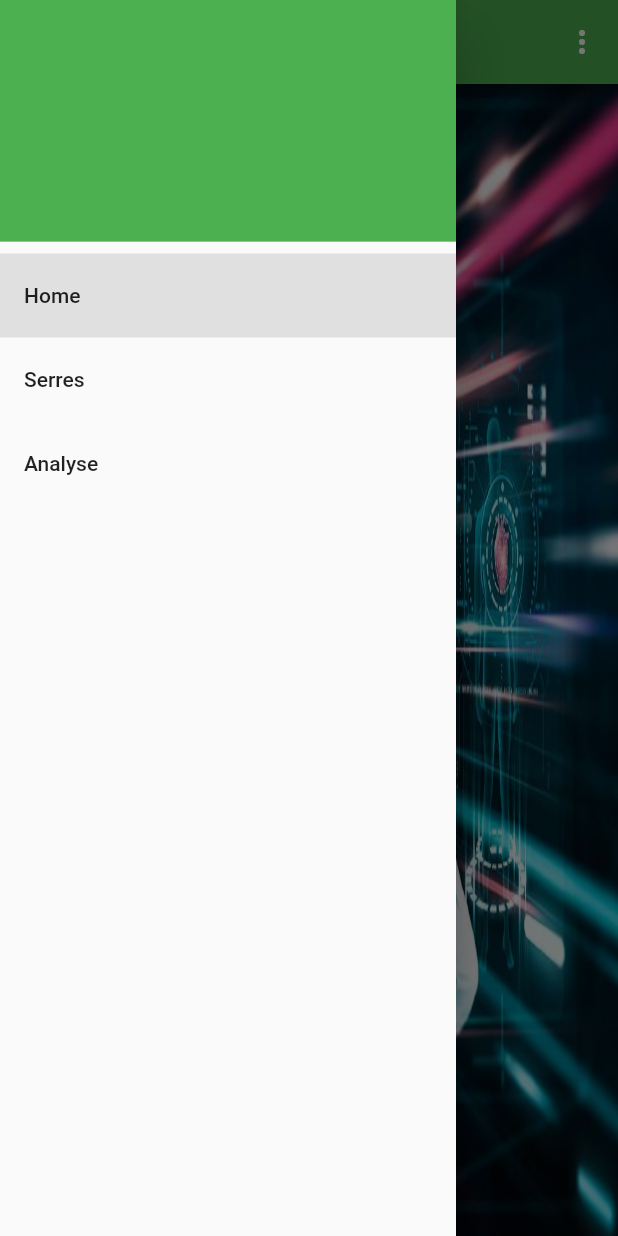
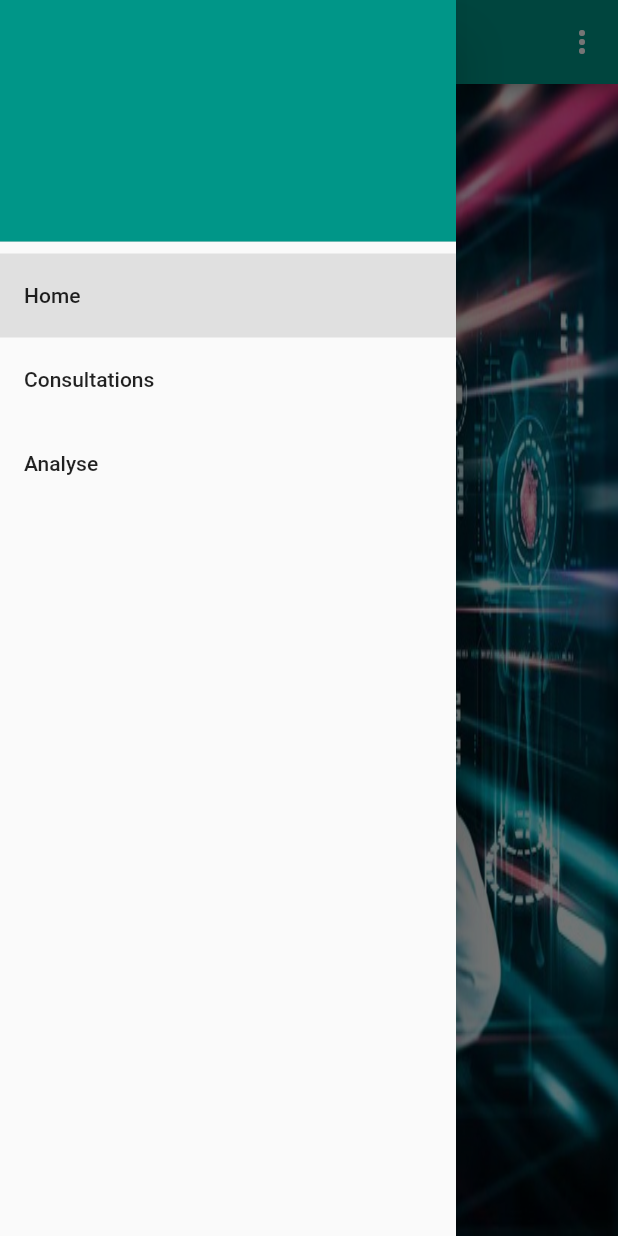
Before and after one commit to amirazribi/Agro, a Flutter app: the HomeView screen opened by its route, with the side drawer open, on a phone screen of 412 x 824 dp. Run offline on Flutter 3.47's test engine with Material 2 defaults, Android fonts, the phone set to English and light mode, and no system bars; drawn by our look-alikes of carousel_slider; our stand-ins replace cloud_firestore, cross_file, firebase_auth, firebase_core, flutter_form_builder, get and 1 more; missing offline and left inert: duration_picker, flutter_tflite, form_builder_image_picker, web3dart; accounts and stored records are empty; project files that could hold a hidden picture were left out.

Commit message:
Mise à jour des images et du code de consultation

```diff
--- a/lib/main.dart
+++ b/lib/main.dart
@@ -38,7 +38,7 @@ class MyApp extends StatelessWidget {
         ],
         initialRoute: "/",
         theme: ThemeData(
-          colorScheme: ColorScheme.light(primary: Colors.green),
+          colorScheme: ColorScheme.light(primary: Colors.teal),
         ),
         getPages: Pages.routes,
       ),
--- a/lib/ui/doctor/Consultation/add/add_consultation_view.dart
+++ b/lib/ui/doctor/Consultation/add/add_consultation_view.dart
@@ -36,14 +36,14 @@ class AddConsultationView extends StatelessWidget {
                           val; // Print the text value write into TextField
                     },
                     decoration: const InputDecoration(
-                      labelText: 'Nom patient',
+                      labelText: 'Nom et prénom patient',
                     ),
                   ),
                   verticalSpaceMedium,
                   FormBuilderDropdown<String>(
                     name: 'nature',
                     decoration: const InputDecoration(
-                      labelText: 'Nature maladie',
+                      labelText: 'Nature de maladie',
                     ),
                     onChanged: (val) {
                       controller.selectedNature.value = val;
--- a/lib/ui/doctor/analyse/analyse_view.dart
+++ b/lib/ui/doctor/analyse/analyse_view.dart
@@ -58,8 +58,8 @@ class AnalyseView extends StatelessWidget {
                     crossAxisAlignment: CrossAxisAlignment.start,
                     children: [
                       Text(
-                        "Rapprochez le plus possible la caméra de votre téléphone vers la feuille attaquée"
-                        " pour une bonne prise d'image. Votre photo/image ne doit contenir qu'une seule feuille (et pas toute la plante)."
+                        "Rapprochez le plus possible la caméra de votre téléphone vers l'image"
+                        " pour une bonne prise d'image. Votre photo/image ne doit contenir qu'une seule image."
                         "Elle doit être la plus clair possible.",
                         style: TextStyle(
                             color: Colors.green.withGreen(180),
@@ -79,7 +79,7 @@ class AnalyseView extends StatelessWidget {
                             horizontalSpaceSmall,
                             Icon(
                               Icons.camera_alt,
-                              color: Colors.green,
+                              color: Colors.teal,
                             ),
                             horizontalSpaceTiny,
                             Text("Prendre une photo"),
--- a/lib/ui/doctor/home/main_drawer.dart
+++ b/lib/ui/doctor/home/main_drawer.dart
@@ -13,7 +13,7 @@ class MainDrawer extends StatelessWidget {
         children: <Widget>[
           DrawerHeader(
             decoration: const BoxDecoration(
-              color: Colors.green,
+              color: Colors.teal,
             ),
             child: Column(
               crossAxisAlignment: CrossAxisAlignment.start,
@@ -34,11 +34,11 @@ class MainDrawer extends StatelessWidget {
             },
           ),
           ListTile(
-            title: Text('Serres'),
-            tileColor: Get.currentRoute == '/serres' ? Colors.grey[300] : null,
+            title: Text('Consultations'),
+            tileColor: Get.currentRoute == '/consultations' ? Colors.grey[300] : null,
             onTap: () {
 
-              Get.toNamed('/serres');
+              Get.toNamed('/consultations');
             },
           ),
           ListTile(
```
Also changed, not shown: lib/models/arrosage_model.dart (+4 -4 lines), lib/ui/farmer/arrosage/add/add_arrosage_controller.dart (+4 -4 lines), assets/1.jpg, assets/2.jpg, assets/3.jpg, assets/carousel1.jpeg (added), assets/carousel1.jpg (deleted), assets/carousel2.jpg, assets/carousel3.jpg.
